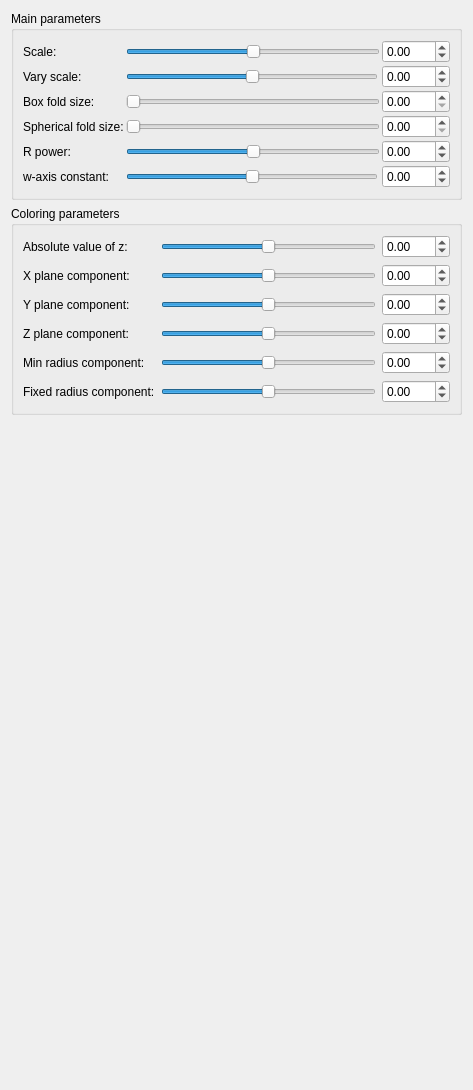
Before: the Qt Designer form mandelbulber2/qt_data/fractal_mandelbox_vary_scale_4d.ui in buddhi1980/mandelbulber2, drawn with Qt 5.
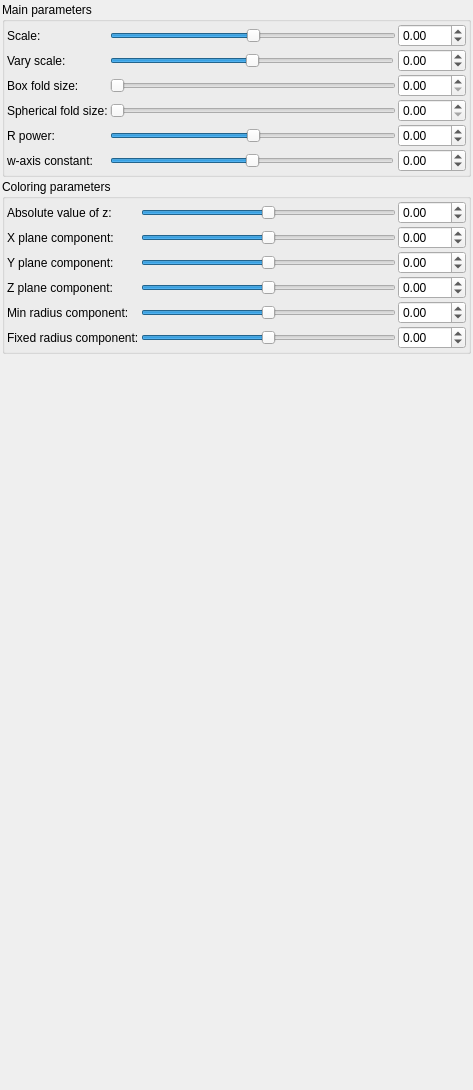
After: the same form once the commit is applied. Custom widgets are drawn as their Qt base class.

Commit message: - reduced all margins and spacings in ui - added class to store animation frames - added closable dock for animation control (actually empty)

```diff
--- a/mandelbulber2/qt_data/fractal_mandelbox_vary_scale_4d.ui
+++ b/mandelbulber2/qt_data/fractal_mandelbox_vary_scale_4d.ui
@@ -14,12 +14,42 @@
    <string>Form</string>
   </property>
   <layout class="QVBoxLayout" name="verticalLayout">
+   <property name="spacing">
+    <number>2</number>
+   </property>
+   <property name="leftMargin">
+    <number>2</number>
+   </property>
+   <property name="topMargin">
+    <number>2</number>
+   </property>
+   <property name="rightMargin">
+    <number>2</number>
+   </property>
+   <property name="bottomMargin">
+    <number>2</number>
+   </property>
    <item>
     <widget class="QGroupBox" name="groupBox">
      <property name="title">
       <string>Main parameters</string>
      </property>
      <layout class="QVBoxLayout" name="verticalLayout_2">
+      <property name="spacing">
+       <number>2</number>
+      </property>
+      <property name="leftMargin">
+       <number>2</number>
+      </property>
+      <property name="topMargin">
+       <number>2</number>
+      </property>
+      <property name="rightMargin">
+       <number>2</number>
+      </property>
+      <property name="bottomMargin">
+       <number>2</number>
+      </property>
       <item>
        <layout class="QGridLayout" name="gridLayout">
         <property name="spacing">
@@ -305,9 +335,27 @@
      <property name="title">
       <string>Coloring parameters</string>
      </property>
-     <layout class="QGridLayout" name="gridLayout_5">
+     <layout class="QGridLayout" name="gridLayout_5" rowstretch="0">
+      <property name="leftMargin">
+       <number>2</number>
+      </property>
+      <property name="topMargin">
+       <number>2</number>
+      </property>
+      <property name="rightMargin">
+       <number>2</number>
+      </property>
+      <property name="bottomMargin">
+       <number>2</number>
+      </property>
+      <property name="spacing">
+       <number>2</number>
+      </property>
       <item row="0" column="0">
        <layout class="QGridLayout" name="gridLayout_4">
+        <property name="spacing">
+         <number>2</number>
+        </property>
         <item row="4" column="0">
          <widget class="QLabel" name="label_28">
           <property name="text">
```
The commit also changes 29 other files.
